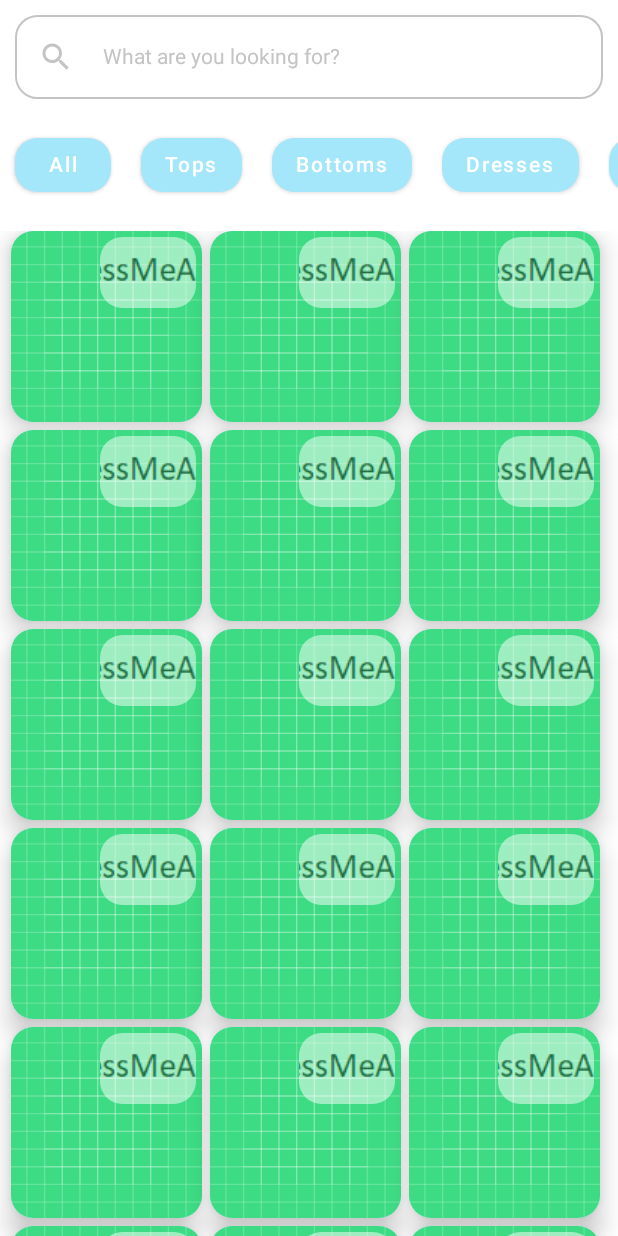
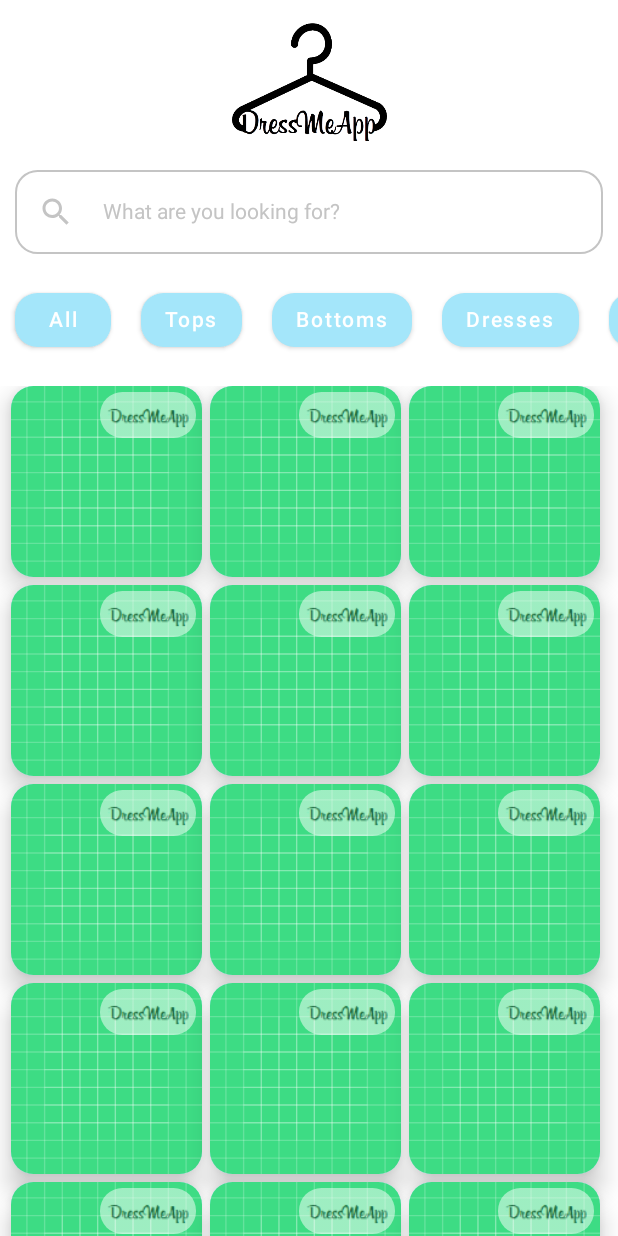
Before and after one commit to migueldemollet/DressMeApp, an Android app built with Jetpack Compose: the screen it shows after launch (MainActivity), on a phone screen of 412 x 824 dp. Run offline under Robolectric (Android 15) with nearby library versions, the phone set to English and light mode, and no system bars; our stand-ins replace accompanist.

Commit message:
Adding logo to main screen and change notification color

```diff
--- a/App/app/build.gradle
+++ b/App/app/build.gradle
@@ -52,6 +52,7 @@ dependencies {
     implementation "androidx.compose.material:material:$compose_version"
     implementation "androidx.compose.ui:ui-tooling-preview:$compose_version"
     implementation 'androidx.navigation:navigation-compose:2.4.2'
+    implementation "com.google.accompanist:accompanist-systemuicontroller:0.17.0"
     implementation 'androidx.lifecycle:lifecycle-runtime-ktx:2.3.1'
     implementation 'androidx.activity:activity-compose:1.3.1'
     testImplementation 'junit:junit:4.13.2'
--- a/App/app/src/main/java/com/migueldemollet/dressmeapp/ClotheActivity.kt
+++ b/App/app/src/main/java/com/migueldemollet/dressmeapp/ClotheActivity.kt
@@ -41,6 +41,7 @@ import androidx.compose.ui.tooling.preview.Preview
 import androidx.compose.ui.unit.Dp
 import androidx.compose.ui.unit.dp
 import androidx.core.content.ContextCompat
+import com.google.accompanist.systemuicontroller.rememberSystemUiController
 import com.migueldemollet.dressmeapp.model.Garment
 import com.migueldemollet.dressmeapp.ui.theme.DressMeAppTheme
 import kotlinx.coroutines.CoroutineScope
@@ -62,6 +63,8 @@ class ClotheActivity : ComponentActivity() {
                     modifier = Modifier.fillMaxSize(),
                     color = MaterialTheme.colors.background
                 ) {
+                    val systemUiController = rememberSystemUiController()
+                    systemUiController.setStatusBarColor(MaterialTheme.colors.primary)
                     garmentId = intent.getIntExtra("garmentId", 0)
                     ClotheScreen()
                 }
--- a/App/app/src/main/java/com/migueldemollet/dressmeapp/MainActivity.kt
+++ b/App/app/src/main/java/com/migueldemollet/dressmeapp/MainActivity.kt
@@ -35,6 +35,7 @@ import androidx.compose.ui.tooling.preview.Preview
 import androidx.compose.ui.unit.Dp
 import androidx.compose.ui.unit.dp
 import androidx.compose.ui.unit.sp
+import com.google.accompanist.systemuicontroller.rememberSystemUiController
 import com.migueldemollet.dressmeapp.model.Filter
 import com.migueldemollet.dressmeapp.model.Garment
 import com.migueldemollet.dressmeapp.ui.theme.DressMeAppTheme
@@ -52,6 +53,8 @@ class MainActivity : ComponentActivity() {
                     modifier = Modifier.fillMaxSize(),
                     color = MaterialTheme.colors.background
                 ) {
+                    val systemUiController = rememberSystemUiController()
+                    systemUiController.setStatusBarColor(MaterialTheme.colors.background)
                     screenWidth = LocalConfiguration.current.screenWidthDp.dp
                     screenHeight = LocalConfiguration.current.screenHeightDp.dp
                     MainScreen()
@@ -71,7 +74,8 @@ class MainActivity : ComponentActivity() {
 
     @Composable
     fun MainScreen() {
-        Column() {
+        Column {
+            logo()
             FilterSection()
 
             val img = painterResource(id = R.drawable.ic_launcher_background)
@@ -108,6 +112,32 @@ class MainActivity : ComponentActivity() {
             BoxComponent(garments = garments)
         }
     }
+
+    @Composable
+    fun logo() {
+        val logo = if (isSystemInDarkTheme()) {
+            painterResource(id = R.drawable.dress_me_app_white)
+        } else {
+            painterResource(id = R.drawable.dress_me_app_black)
+        }
+        Row(
+            modifier = Modifier.fillMaxWidth(),
+            horizontalArrangement = Arrangement.Center,
+
+        ) {
+            Image(
+                painter = logo,
+                contentDescription = "logo_image",
+                modifier = Modifier
+                    .width(screenWidth /4)
+                    .clickable(onClick = {
+
+                    })
+            )
+        }
+
+    }
+
 
     @Composable
     fun SearchView(state: MutableState<TextFieldValue>) {
--- a/App/app/src/main/java/com/migueldemollet/dressmeapp/ResultActivity.kt
+++ b/App/app/src/main/java/com/migueldemollet/dressmeapp/ResultActivity.kt
@@ -23,6 +23,7 @@ import androidx.compose.ui.Modifier
 import androidx.compose.ui.graphics.asImageBitmap
 import androidx.compose.ui.layout.ContentScale
 import androidx.compose.ui.unit.dp
+import com.google.accompanist.systemuicontroller.rememberSystemUiController
 import com.migueldemollet.dressmeapp.ui.theme.DressMeAppTheme
 
 @ExperimentalMaterialApi
@@ -36,6 +37,8 @@ class ResultActivity : ComponentActivity() {
                     modifier = Modifier.fillMaxSize(),
                     color = MaterialTheme.colors.background
                 ) {
+                    val systemUiController = rememberSystemUiController()
+                    systemUiController.setStatusBarColor(MaterialTheme.colors.primary)
                     val img = getImage()!!
                     val garmentId = intent.getIntExtra("garmentId", 0)
                     ResultScreen(image = img)
```
Also changed, not shown: App/app/src/main/res/drawable-xhdpi/dress_me_app.png (added), App/app/src/main/res/drawable-xhdpi/dress_me_app_black.png (added), App/app/src/main/res/drawable-xhdpi/dress_me_app_white.png (added), App/app/src/main/res/drawable/dress_me_app.png (deleted).
